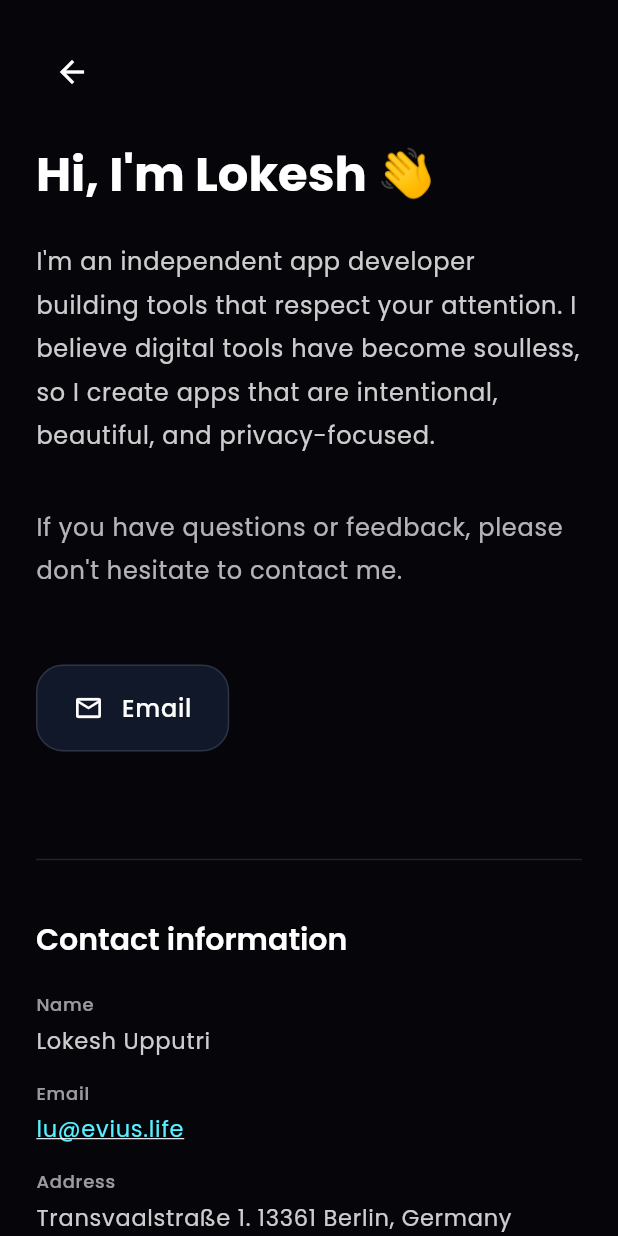
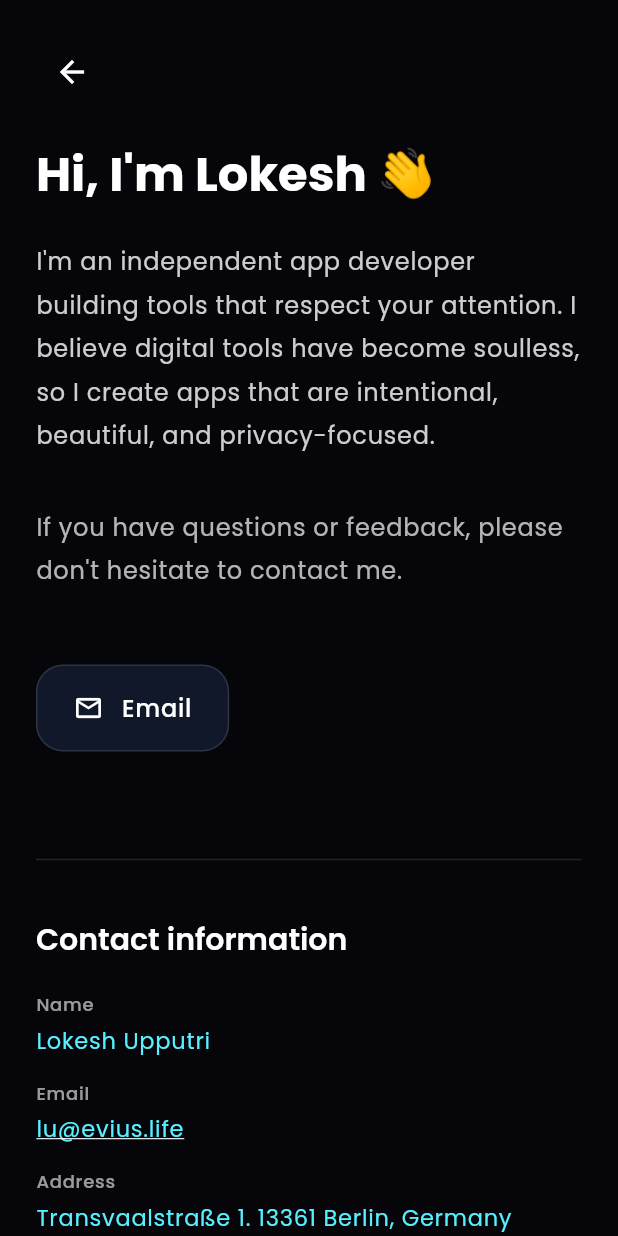
Before and after one commit to LokiBoyy/evius.life, a Flutter app: the ContactPage screen opened by its route, on a phone screen of 412 x 824 dp. Run offline on Flutter 3.47's test engine with Material 3 defaults, Android fonts, the phone set to English and light mode, and no system bars; drawn by our look-alikes of flutter_animate; our stand-ins replace google_fonts; missing offline and left inert: dart:html.

Commit message:
updated the colors

```diff
--- a/evius_life_site/lib/pages/contact.dart
+++ b/evius_life_site/lib/pages/contact.dart
@@ -280,9 +280,7 @@ class _ContactInfoItem extends StatelessWidget {
           child: Text(
             value,
             style: theme.textTheme.bodyLarge?.copyWith(
-              color: onTap != null
-                  ? theme.colorScheme.secondary
-                  : theme.colorScheme.onSurface.withValues(alpha: 0.8),
+              color: theme.colorScheme.secondary,
               fontSize: isMobile ? 15 : 16,
               decoration: onTap != null ? TextDecoration.underline : null,
             ),
```
